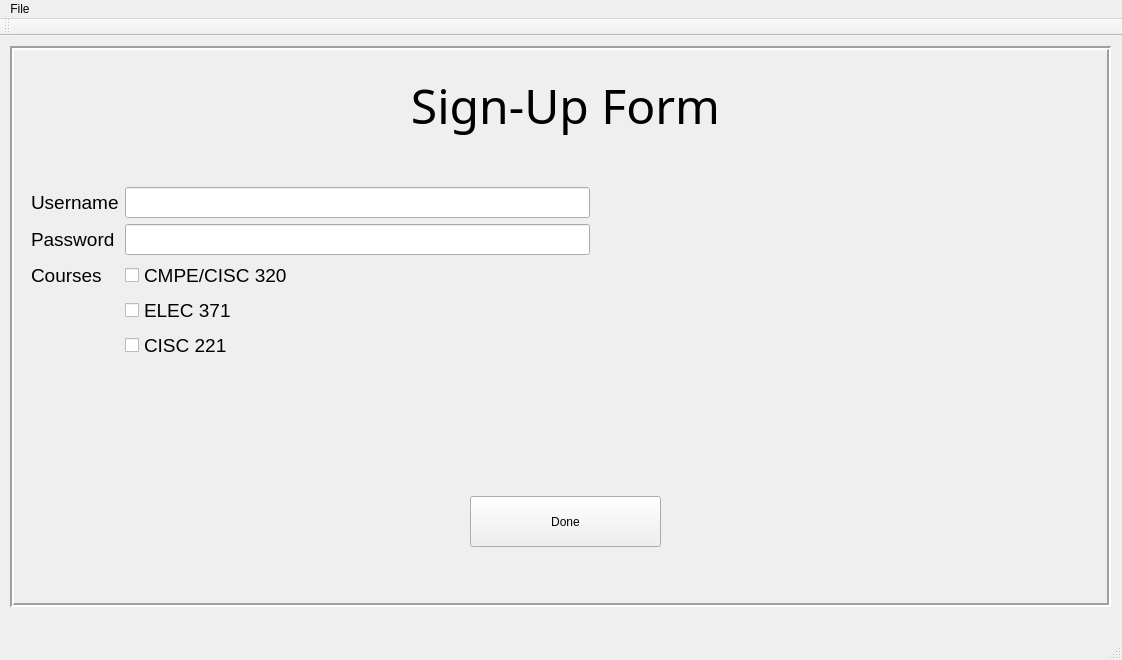
Old version of the form GUIProject/QtGUI/mainwindow.ui in the repository johan1252/QNoteGet.
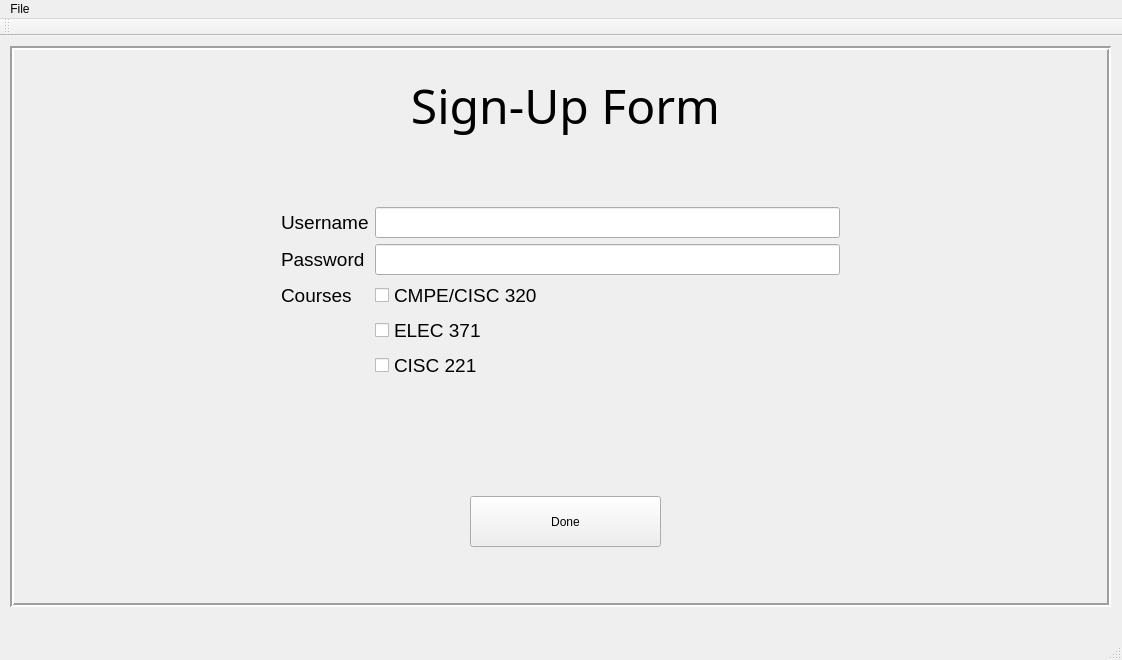
New version of the form. The open tabs and pages were chosen to show the change. Icons and pictures are not drawn.

Commit message: TSI-64 Centering sign up form frame

Diff of the .ui file:
```diff
--- a/GUIProject/QtGUI/mainwindow.ui
+++ b/GUIProject/QtGUI/mainwindow.ui
@@ -336,8 +336,8 @@
       <widget class="QWidget" name="formLayoutWidget">
        <property name="geometry">
         <rect>
-         <x>10</x>
-         <y>130</y>
+         <x>260</x>
+         <y>150</y>
          <width>581</width>
          <height>281</height>
         </rect>
```
Left out of the diff: 2 changed lines with no effect on the pictures. The commit also changes 1 other file.
